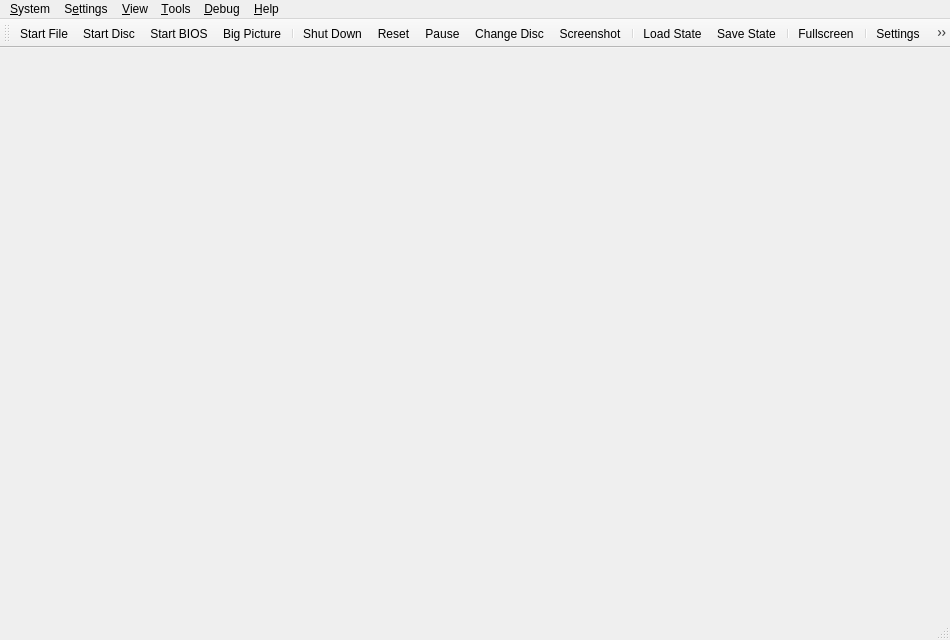
Qt form pcsx2-qt/MainWindow.ui (PCSX2/pcsx2) before a commit.
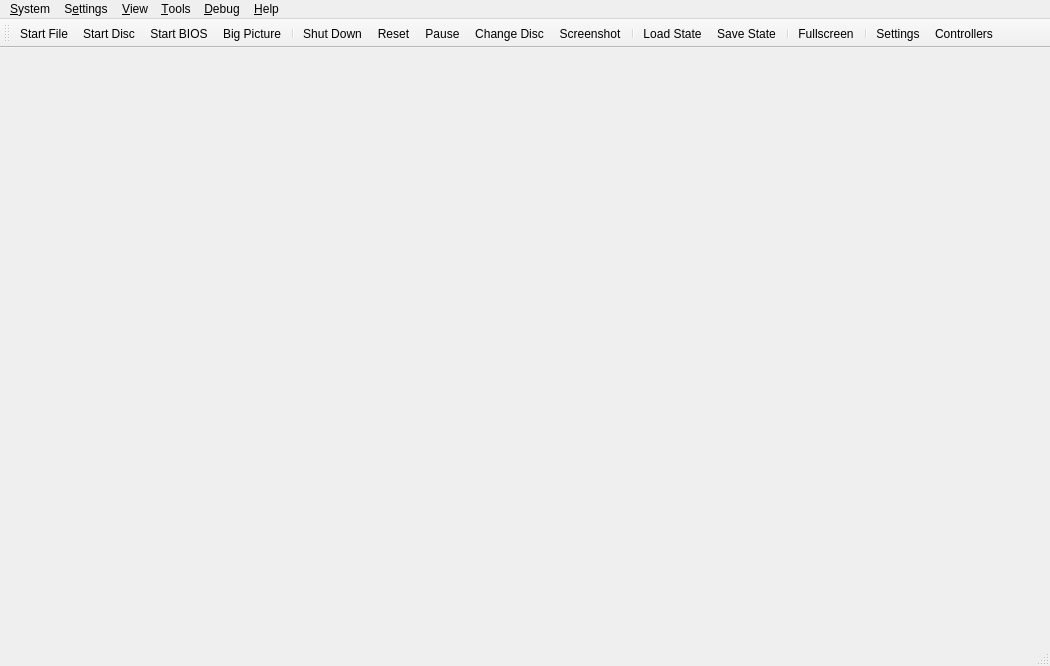
The same form after that commit. Icons and pictures are not drawn.

```diff
--- a/pcsx2-qt/MainWindow.ui
+++ b/pcsx2-qt/MainWindow.ui
@@ -6,8 +6,8 @@
    <rect>
     <x>0</x>
     <y>0</y>
-    <width>950</width>
-    <height>640</height>
+    <width>1050</width>
+    <height>666</height>
    </rect>
   </property>
   <property name="acceptDrops">
@@ -22,7 +22,7 @@
     <rect>
      <x>0</x>
      <y>0</y>
-     <width>950</width>
+     <width>1050</width>
      <height>22</height>
     </rect>
    </property>
```
